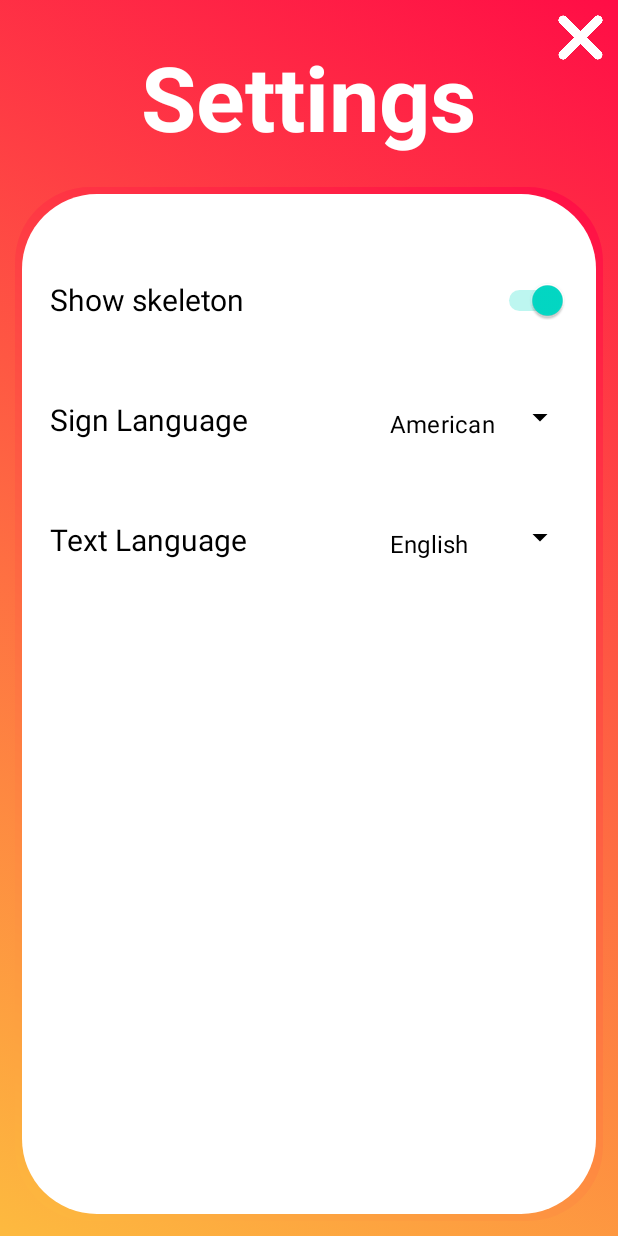
After one commit to ndhuynh02/BVoice, an Android app: the SettingsActivity screen opened directly, with no data from a screen before it, on a phone screen of 412 x 824 dp. The commit adds this screen. Run offline under Robolectric (Android 15) with nearby library versions, the phone set to English and light mode, and no system bars.

Commit message:
add Settings activity

```diff
--- a/app/src/main/AndroidManifest.xml
+++ b/app/src/main/AndroidManifest.xml
@@ -15,6 +15,9 @@
         android:roundIcon="@drawable/round_icon"
         android:supportsRtl="true"
         android:theme="@style/Theme.BVoice">
+        <activity
+            android:name=".SettingsActivity"
+            android:exported="false" />
         <activity
             android:name=".fragment.PracticeFragment"
             android:exported="false"
--- a/app/src/main/java/com/example/bvoice/MainActivity.java
+++ b/app/src/main/java/com/example/bvoice/MainActivity.java
@@ -11,6 +11,7 @@ import android.view.View;
 public class MainActivity extends AppCompatActivity {
     private AppCompatButton translateBtn;
     private AppCompatButton studyBtn;
+    private AppCompatButton settingsBtn;
 
     @Override
     protected void onCreate(Bundle savedInstanceState) {
@@ -19,6 +20,7 @@ public class MainActivity extends AppCompatActivity {
 
         translateBtn = findViewById(R.id.translate_button);
         studyBtn = findViewById(R.id.study_button);
+        settingsBtn = findViewById(R.id.settings_button);
 
         translateBtn.setOnClickListener(new View.OnClickListener() {
             @Override
@@ -68,6 +70,30 @@ public class MainActivity extends AppCompatActivity {
                 return false; // Continue processing the event
             }
         });
+
+        settingsBtn.setOnClickListener(new View.OnClickListener() {
+            @Override
+            public void onClick(View v) {
+//                studyBtn.setBackgroundResource(R.drawable.button_gradient);
+//                studyBtn.setTextColor(getColor(R.color.white));
+                openSetting();
+            }
+        });
+        settingsBtn.setOnTouchListener(new View.OnTouchListener() {
+            @Override
+            public boolean onTouch(View view, MotionEvent motionEvent) {
+                if (motionEvent.getAction() == MotionEvent.ACTION_DOWN) {
+                    // Finger touched the button (pressed)
+                    settingsBtn.setBackgroundResource(R.drawable.button_gradient);
+                    settingsBtn.setTextColor(getColor(R.color.white));
+                } else if (motionEvent.getAction() == MotionEvent.ACTION_UP) {
+                    // Finger lifted from the button
+                    settingsBtn.setBackgroundResource(R.drawable.button_gradient_border);
+                    settingsBtn.setTextColor(getColor(R.color.black)); // Return to default
+                }
+                return false; // Continue processing the event
+            }
+        });
     }
 
     private void openCamera() {
@@ -81,4 +107,10 @@ public class MainActivity extends AppCompatActivity {
         startActivity(intent);
         overridePendingTransition(R.anim.slide_in_right, R.anim.slide_out_left);
     }
+
+    private void openSetting() {
+        Intent intent = new Intent(this, SettingsActivity.class);
+        startActivity(intent);
+        overridePendingTransition(R.anim.slide_in_bottom, R.anim.slide_out_top);
+    }
 }
--- /dev/null
+++ b/app/src/main/java/com/example/bvoice/SettingsActivity.java
@@ -0,0 +1,72 @@
+package com.example.bvoice;
+
+import androidx.appcompat.app.AppCompatActivity;
+
+import android.content.Intent;
+import android.os.Bundle;
+import android.view.View;
+import android.widget.AdapterView;
+import android.widget.ArrayAdapter;
+import android.widget.AutoCompleteTextView;
+import android.widget.ImageView;
+import android.widget.Toast;
+
+public class SettingsActivity extends AppCompatActivity {
+    ImageView exitBtn;
+
+    String [] SignLanguage = {"American", "Vietnamese"};
+    String [] TextLanguage = {"English", "Vietnamese"};
+    AutoCompleteTextView signAutoComplete, textAutoComplete;
+    ArrayAdapter<String> signAdapter, textAdapter;
+
+    @Override
+    protected void onCreate(Bundle savedInstanceState) {
+        super.onCreate(savedInstanceState);
+        setContentView(R.layout.activity_settings);
+
+        signAutoComplete = findViewById(R.id.sign_language);
+        signAdapter = new ArrayAdapter<>(this, R.layout.drop_down_item , SignLanguage);
+        signAutoComplete.setAdapter(signAdapter);
+
+        signAutoComplete.setOnItemClickListener(new AdapterView.OnItemClickListener() {
+            @Override
+            public void onItemClick(AdapterView<?> adapterView, View view, int i, long l) {
+                String item = adapterView.getItemAtPosition(i).toString();
+                Toast.makeText(SettingsActivity.this, "Sign language: " + item, Toast.LENGTH_SHORT).show();
+            }
+        });
+
+        textAutoComplete = findViewById(R.id.text_language);
+        textAdapter = new ArrayAdapter<>(this, R.layout.drop_down_item, TextLanguage);
+        textAutoComplete.setAdapter(textAdapter);
+
+        textAutoComplete.setOnItemClickListener(new AdapterView.OnItemClickListener() {
+            @Override
+            public void onItemClick(AdapterView<?> adapterView, View view, int i, long l) {
+                String item = adapterView.getItemAtPosition(i).toString();
+                Toast.makeText(SettingsActivity.this, "Text language: " + item, Toast.LENGTH_SHORT).show();
+            }
+        });
+
+        exitBtn = findViewById(R.id.exit_settings);
+        exitBtn.setOnClickListener(new View.OnClickListener() {
+            @Override
+            public void onClick(View v) {
+                backToMenu();
+            }
+        });
+    }
+
+    private void backToMenu() {
+        Intent intent = new Intent(this, MainActivity.class);
+        startActivity(intent);
+        overridePendingTransition(R.anim.slide_in_top, R.anim.slide_out_bottom);
+    }
+
+    // Slide animation when return button (the button next to home button) is clicked
+    @Override
+    public void finish() {
+        super.finish();
+        overridePendingTransition(R.anim.slide_in_top, R.anim.slide_out_bottom);
+    }
+}
--- /dev/null
+++ b/app/src/main/res/drawable/round_rectangle.xml
@@ -0,0 +1,30 @@
+<?xml version="1.0" encoding="utf-8"?>
+<layer-list xmlns:android="http://schemas.android.com/apk/res/android">
+    <item>
+        <shape android:shape="rectangle">
+            <gradient
+                android:type="linear"
+                android:angle="45"
+                android:startColor="#fdba3f"
+                android:endColor="#ff0d46" />
+            <corners android:radius="50dp" />
+            <padding
+                android:bottom="5dp"
+                android:left="5dp"
+                android:right="5dp"
+                android:top="5dp" />
+<!--            <size-->
+<!--                android:width="162dp"-->
+<!--                android:height="44dp" />-->
+        </shape>
+    </item>
+    <item>
+        <shape android:shape="rectangle">
+            <solid android:color="@color/white" />
+            <corners android:radius="50dp" />
+<!--            <size-->
+<!--                android:width="50dp"-->
+<!--                android:height="80dp" />-->
+        </shape>
+    </item>
+</layer-list>
--- a/app/src/main/res/layout/activity_main.xml
+++ b/app/src/main/res/layout/activity_main.xml
@@ -33,7 +33,7 @@
             android:layout_width="wrap_content"
             android:layout_height="80dp"
             android:src="@drawable/bvoice"
-            android:layout_marginBottom="150dp"/>
+            android:layout_marginBottom="100dp"/>
 
         <androidx.appcompat.widget.AppCompatButton
             android:id="@+id/translate_button"
@@ -59,6 +59,19 @@
             android:layout_marginEnd="30dp"
             android:layout_marginStart="30dp"
             android:fontFamily="sans-serif"/>
+
+        <androidx.appcompat.widget.AppCompatButton
+            android:id="@+id/settings_button"
+            android:layout_width="match_parent"
+            android:layout_height="wrap_content"
+            android:layout_marginTop="30dp"
+            android:textSize="40sp"
+            android:text="Settings"
+            android:background="@drawable/button_gradient_border"
+            android:textColor="@color/black"
+            android:layout_marginEnd="30dp"
+            android:layout_marginStart="30dp"
+            android:fontFamily="sans-serif"/>
     </LinearLayout>
 
 </androidx.constraintlayout.widget.ConstraintLayout>
--- /dev/null
+++ b/app/src/main/res/layout/activity_settings.xml
@@ -0,0 +1,156 @@
+<?xml version="1.0" encoding="utf-8"?>
+<androidx.constraintlayout.widget.ConstraintLayout xmlns:android="http://schemas.android.com/apk/res/android"
+    xmlns:app="http://schemas.android.com/apk/res-auto"
+    xmlns:tools="http://schemas.android.com/tools"
+    android:layout_width="match_parent"
+    android:layout_height="match_parent"
+    tools:context=".SettingsActivity"
+
+    android:background="@drawable/gradient_background">
+
+    <ImageView
+        android:id="@+id/exit_settings"
+        android:layout_width="30dp"
+        android:layout_height="30dp"
+        app:layout_constraintEnd_toEndOf="parent"
+        app:layout_constraintTop_toTopOf="parent"
+        android:layout_margin="10dp"
+        android:src="@drawable/x_button"/>
+
+    <LinearLayout
+        android:layout_width="match_parent"
+        android:layout_height="match_parent"
+        android:orientation="vertical"
+        android:gravity="center">
+
+        <TextView
+            android:layout_width="wrap_content"
+            android:layout_height="wrap_content"
+            android:text="Settings"
+            android:textSize="60sp"
+            android:textStyle="bold"
+            android:textColor="@color/white"
+            android:layout_marginTop="24dp"/>
+
+        <ScrollView
+            android:layout_width="match_parent"
+            android:layout_height="match_parent"
+            android:background="@drawable/round_rectangle"
+            android:layout_marginTop="20dp"
+            android:layout_marginBottom="10dp"
+            android:layout_marginStart="10dp"
+            android:layout_marginEnd="10dp"
+            android:paddingTop="35dp">
+
+            <LinearLayout
+                android:layout_width="match_parent"
+                android:layout_height="wrap_content"
+                android:orientation="vertical">
+
+                <RelativeLayout
+                    android:layout_width="match_parent"
+                    android:layout_height="80dp"
+                    android:padding="3dp">
+
+                    <TextView
+                        android:layout_width="wrap_content"
+                        android:layout_height="wrap_content"
+                        android:text="Show skeleton"
+                        android:textSize="20sp"
+                        android:textColor="@color/black"
+                        android:layout_marginStart="15dp"
+                        android:layout_centerVertical="true"/>
+
+                    <Switch
+                        android:layout_width="50dp"
+                        android:layout_height="48dp"
+                        android:layout_alignParentEnd="true"
+                        android:layout_centerVertical="true"
+                        android:layout_marginEnd="15dp"
+                        android:switchMinWidth="50dp"
+                        android:checked="true"/>
+                </RelativeLayout>
+
+                <RelativeLayout
+                    android:layout_width="match_parent"
+                    android:layout_height="80dp"
+                    android:padding="3dp">
+
+                    <TextView
+                        android:layout_width="wrap_content"
+                        android:layout_height="wrap_content"
+                        android:text="Sign Language"
+                        android:textSize="20sp"
+                        android:textColor="@color/black"
+                        android:layout_marginStart="15dp"
+                        android:layout_centerVertical="true" />
+
+                    <com.google.android.material.textfield.TextInputLayout
+                        android:layout_width="wrap_content"
+                        android:layout_height="wrap_content"
+                        android:layout_alignParentEnd="true"
+                        android:layout_centerVertical="true"
+                        android:background="@color/white"
+                        style="@style/Widget.MaterialComponents.TextInputLayout.OutlinedBox.ExposedDropdownMenu"
+                        app:boxBackgroundColor="@color/white"
+                        app:endIconTint="@color/black"
+                        app:boxStrokeColor="@color/black">
+
+                        <AutoCompleteTextView
+                            android:id="@+id/sign_language"
+                            android:layout_width="140dp"
+                            android:layout_height="wrap_content"
+                            android:inputType="none"
+                            android:text="American"
+                            android:layout_marginEnd="10dp"
+                            android:background="@color/white"
+                            android:textColor="@color/black"/>
+
+                    </com.google.android.material.textfield.TextInputLayout>
+                </RelativeLayout>
+
+                <RelativeLayout
+                    android:layout_width="match_parent"
+                    android:layout_height="80dp"
+                    android:padding="3dp">
+
+                    <TextView
+                        android:layout_width="wrap_content"
+                        android:layout_height="wrap_content"
+                        android:text="Text Language"
+                        android:textColor="@color/black"
+                        android:textSize="20sp"
+                        android:layout_marginStart="15dp"
+                        android:layout_centerVertical="true"/>
+
+                    <com.google.android.material.textfield.TextInputLayout
+                        android:layout_width="wrap_content"
+                        android:layout_height="wrap_content"
+                        android:layout_alignParentEnd="true"
+                        android:layout_centerVertical="true"
+                        android:background="@color/white"
+                        app:boxBackgroundColor="@color/white"
+                        app:endIconTint="@color/black"
+                        app:boxStrokeColor="@color/black"
+                        style="@style/Widget.MaterialComponents.TextInputLayout.OutlinedBox.ExposedDropdownMenu">
+
+                        <AutoCompleteTextView
+                            android:id="@+id/text_language"
+                            android:layout_width="140dp"
+                            android:layout_height="wrap_content"
+                            android:inputType="none"
+                            android:text="English"
+                            android:layout_marginEnd="10dp"
+                            android:background="@color/white"
+                            android:textColor="@color/black"/>
+
+                    </com.google.android.material.textfield.TextInputLayout>
+                </RelativeLayout>
+
+            </LinearLayout>
+        </ScrollView>
+
+    </LinearLayout>
+
+
+</androidx.constraintlayout.widget.ConstraintLayout>
--- /dev/null
+++ b/app/src/main/res/layout/drop_down_item.xml
@@ -0,0 +1,10 @@
+<?xml version="1.0" encoding="utf-8"?>
+<TextView xmlns:android="http://schemas.android.com/apk/res/android"
+    android:layout_width="match_parent"
+    android:layout_height="match_parent"
+    android:padding="16dp"
+    android:ellipsize="end"
+    android:maxLines="1"
+    android:textAppearance="?attr/textAppearanceSubtitle1">
+
+</TextView>
```
Also changed, not shown: app/src/main/res/anim/slide_in_bottom.xml (added, +8 -0 lines), app/src/main/res/anim/slide_in_top.xml (added, +8 -0 lines), app/src/main/res/anim/slide_out_bottom.xml (added, +8 -0 lines), app/src/main/res/anim/slide_out_top.xml (added, +8 -0 lines), app/src/main/res/drawable/x_button.png (added), 1 other file.
